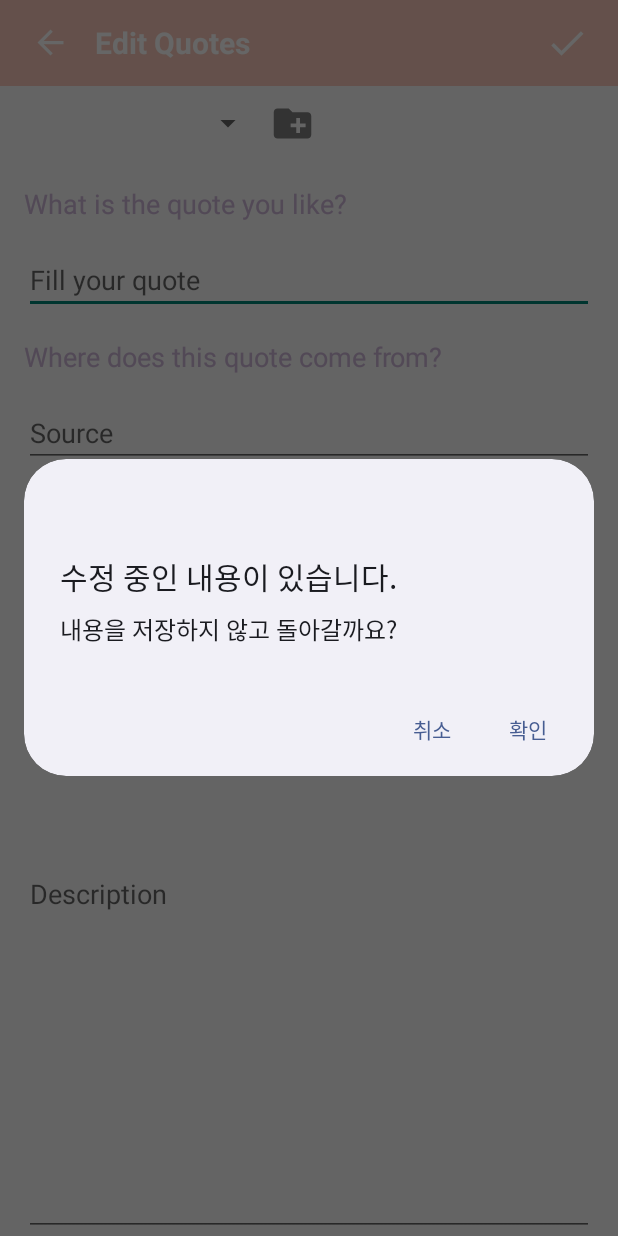
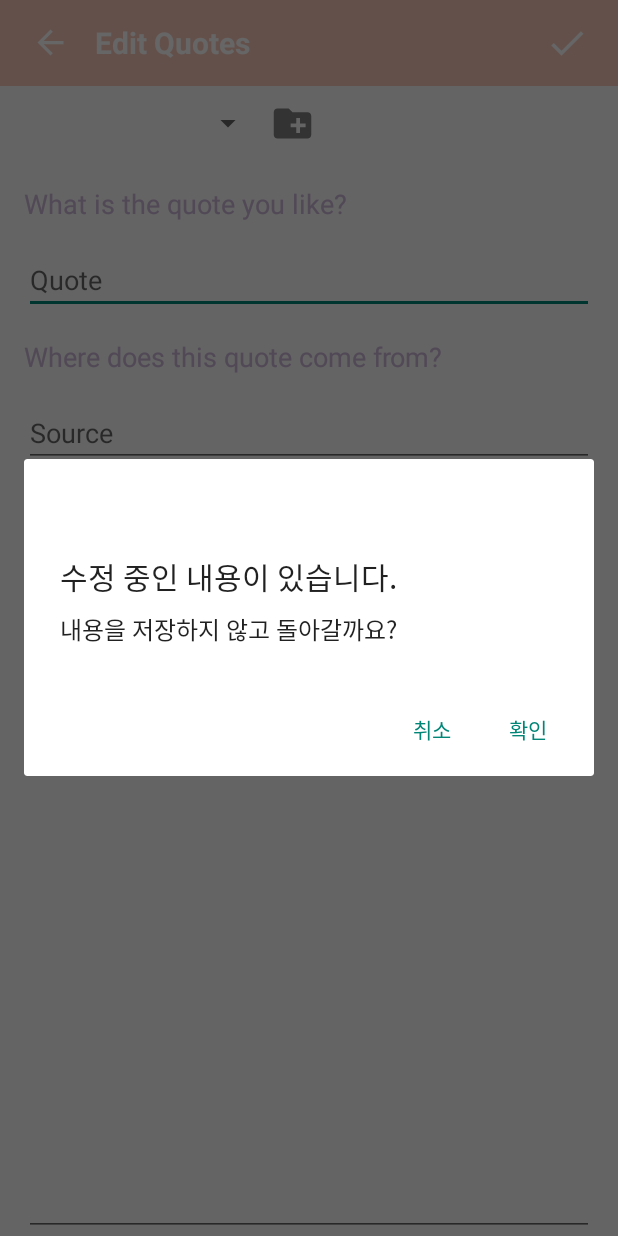
Before and after one commit to themechanic002/Project-Quotes, an Android app: the EditQuoteActivity screen opened directly, with no data from a screen before it, after a tap on an icon or button, on a phone screen of 412 x 824 dp. Run offline under Robolectric (Android 15) with nearby library versions, the phone set to English and light mode, and no system bars; 10 statements that could not run were skipped.

Commit message:
Quotes Application Project

```diff
--- a/app/src/main/java/com/project/quotes/EditQuoteActivity.kt
+++ b/app/src/main/java/com/project/quotes/EditQuoteActivity.kt
@@ -146,18 +146,14 @@ class EditQuoteActivity : AppCompatActivity() {
 
     //이 페이지에서 뒤로가는 모든 상황에 호출되는 함수
     fun goBack() {
-        if (edit_quote_sentence.text.toString() == Quote_Detail_Sentence)
-            if (edit_quote_source.text.toString() == Quote_Detail_Source)
-                if (edit_quote_description.text.toString() == Quote_Detail_Description)
-                    finish()
-                else {
-                }
-            else {
-            }
-        else {
+
+        if(edit_quote_sentence.text.toString() + edit_quote_source.text.toString() + edit_quote_description.text.toString() == Quote_Detail_Sentence + Quote_Detail_Source + Quote_Detail_Description){
+            finish()
+        }
+        else{
             val alertDialog = AlertDialog.Builder(
                     this@EditQuoteActivity,
-                    android.R.style.Theme_DeviceDefault_Light_Dialog
+                    android.R.style.Theme_Material_Light_Dialog
             ).setTitle("수정 중인 내용이 있습니다.").setMessage("내용을 저장하지 않고 돌아갈까요?")
                     .setPositiveButton("확인", DialogInterface.OnClickListener { dialog, which ->
                         finish()
@@ -167,5 +163,6 @@ class EditQuoteActivity : AppCompatActivity() {
                     })
                     .show()
         }
+
     }
 }
--- a/app/src/main/java/com/project/quotes/MainActivity.kt
+++ b/app/src/main/java/com/project/quotes/MainActivity.kt
@@ -139,7 +139,7 @@ class MainActivity : AppCompatActivity() {
 
         if (System.currentTimeMillis() - time >= 2000) {
             time = System.currentTimeMillis()
-            Toast.makeText(this@MainActivity, "한번 더 누르시면 종료됩니다.", Toast.LENGTH_SHORT).show()
+            Toast.makeText(this@MainActivity, "한 번 더 누르시면 종료됩니다.", Toast.LENGTH_SHORT).show()
         } else if (System.currentTimeMillis() - time < 2000) {
             finish()
         }
--- a/app/src/main/java/com/project/quotes/QuoteDetailActivity.kt
+++ b/app/src/main/java/com/project/quotes/QuoteDetailActivity.kt
@@ -32,7 +32,7 @@ class QuoteDetailActivity : AppCompatActivity() {
 
         quote_detail_folder.setText(Quote_Detail_Folder)
         quote_detail_sentence.setText(Quote_Detail_Sentence)
-        if(Quote_Detail_Source != " ")
+        if (Quote_Detail_Source != " ")
             quote_detail_source.setText("- " + Quote_Detail_Source + " ")
         else
             quote_detail_source.setText(" ")
@@ -47,11 +47,10 @@ class QuoteDetailActivity : AppCompatActivity() {
                         finish()
                         overridePendingTransition(0, 0)
                         startActivity(intent)
-                        overridePendingTransition(0,0)
+                        overridePendingTransition(0, 0)
 
                     }
                 }
-
 
 
         /*//intent로 보냈던 데이터들 다시 받기
@@ -71,7 +70,6 @@ class QuoteDetailActivity : AppCompatActivity() {
 
                     }
                 }*/
-
 
 
         //뒤로가기 버튼 눌렀을 때
--- a/app/src/main/java/com/project/quotes/SplashActivity.kt
+++ b/app/src/main/java/com/project/quotes/SplashActivity.kt
@@ -19,8 +19,8 @@ class SplashActivity : AppCompatActivity() {
             window.insetsController?.hide(WindowInsets.Type.statusBars())
         } else {
             window.setFlags(
-                WindowManager.LayoutParams.FLAG_FULLSCREEN,
-                WindowManager.LayoutParams.FLAG_FULLSCREEN
+                    WindowManager.LayoutParams.FLAG_FULLSCREEN,
+                    WindowManager.LayoutParams.FLAG_FULLSCREEN
             )
         }
 
--- a/app/src/main/res/layout/activity_edit_quote.xml
+++ b/app/src/main/res/layout/activity_edit_quote.xml
@@ -79,20 +79,20 @@
         android:layout_width="match_parent"
         android:layout_height="wrap_content"
         android:layout_marginHorizontal="16dp"
-        android:hint="Fill your quote"
-        android:textColorHighlight="@color/main2"
-        android:maxLines="2"/>
+        android:hint="Quote"
+        android:maxLines="2"
+        android:textColorHighlight="@color/main2" />
 
 
     <TextView
         android:layout_width="match_parent"
         android:layout_height="wrap_content"
+        android:maxLines="1"
         android:paddingHorizontal="16dp"
         android:paddingVertical="16dp"
         android:text="Where does this quote come from?"
         android:textColor="@color/main2"
-        android:textSize="18dp"
-        android:maxLines="1"/>
+        android:textSize="18dp" />
 
 
     <EditText
@@ -121,6 +121,7 @@
         android:layout_height="0dp"
         android:layout_marginHorizontal="16dp"
         android:layout_weight="3"
+        android:gravity="top|left"
         android:hint="Description"
         android:textColorHighlight="@color/main2" />
 
```
Also changed, not shown: app/src/main/java/com/project/quotes/AddQuoteActivity.kt (+6 -10 lines), app/src/main/java/com/project/quotes/MyRecyclerView.kt (+8 -8 lines), app/src/main/res/layout/activity_add_quote.xml (+5 -4 lines), app/src/main/res/layout/activity_main.xml (+4 -4 lines), app/src/main/res/layout/activity_new_folder_dialog.xml (+9 -9 lines), app/src/main/res/layout/activity_quote_detail.xml (+12 -15 lines), app/src/main/res/layout/activity_splash.xml (+3 -4 lines), app/src/main/res/layout/item.xml (+6 -6 lines).
